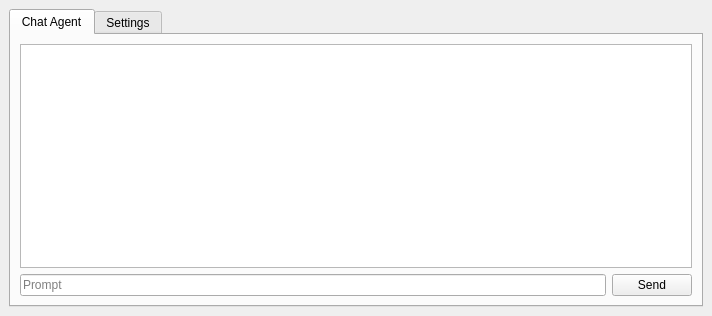
This is qgpt_agent_dockwidget_base.ui in momaabna/QGPTAgent as Qt 5 draws it before an edit. The edited form follows.
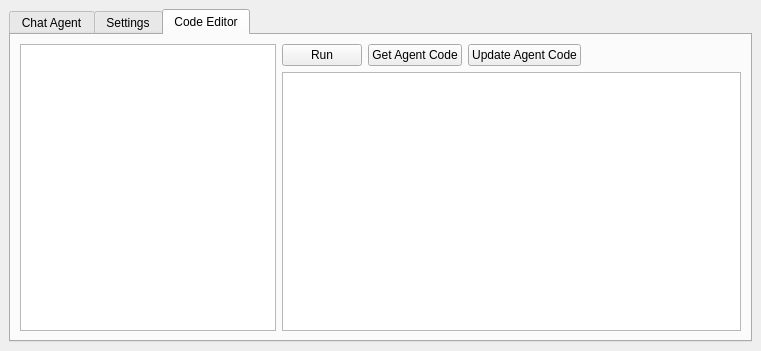
This is the edited form. The open tabs and pages were chosen to show the change. Custom widgets are drawn as their Qt base class.

```diff
--- a/qgpt_agent_dockwidget_base.ui
+++ b/qgpt_agent_dockwidget_base.ui
@@ -6,8 +6,8 @@
    <rect>
     <x>0</x>
     <y>0</y>
-    <width>712</width>
-    <height>316</height>
+    <width>761</width>
+    <height>351</height>
    </rect>
   </property>
   <property name="windowTitle">
@@ -15,7 +15,7 @@
   </property>
   <widget class="QWidget" name="dockWidgetContents">
    <layout class="QGridLayout" name="gridLayout">
-    <item row="0" column="0">
+    <item row="0" column="1">
      <widget class="QTabWidget" name="tabWidget">
       <property name="currentIndex">
        <number>0</number>
@@ -78,15 +78,10 @@
        <attribute name="title">
         <string>Settings</string>
        </attribute>
-       <widget class="QWidget" name="layoutWidget">
-        <property name="geometry">
-         <rect>
-          <x>20</x>
-          <y>10</y>
-          <width>571</width>
-          <height>28</height>
-         </rect>
-        </property>
+       <layout class="QVBoxLayout" name="verticalLayout_6">
+        <item>
+         <layout class="QVBoxLayout" name="verticalLayout_5">
+          <item>
         <layout class="QHBoxLayout" name="horizontalLayout_2">
          <item>
           <widget class="QLabel" name="label">
@@ -106,16 +101,8 @@
           </widget>
          </item>
         </layout>
-       </widget>
-       <widget class="QWidget" name="layoutWidget">
-        <property name="geometry">
-         <rect>
-          <x>21</x>
-          <y>40</y>
-          <width>571</width>
-          <height>28</height>
-         </rect>
-        </property>
+          </item>
+          <item>
         <layout class="QHBoxLayout" name="horizontalLayout_3">
          <item>
           <widget class="QLabel" name="label_2">
@@ -148,16 +135,8 @@
           </widget>
          </item>
         </layout>
-       </widget>
-       <widget class="QWidget" name="layoutWidget">
-        <property name="geometry">
-         <rect>
-          <x>20</x>
-          <y>80</y>
-          <width>593</width>
-          <height>26</height>
-         </rect>
-        </property>
+          </item>
+          <item>
         <layout class="QHBoxLayout" name="horizontalLayout_4">
          <item>
           <widget class="QLabel" name="label_3">
@@ -214,20 +193,111 @@
           </spacer>
          </item>
         </layout>
-       </widget>
+          </item>
+          <item>
        <widget class="QLabel" name="label_4">
-        <property name="geometry">
-         <rect>
-          <x>560</x>
-          <y>120</y>
-          <width>31</width>
-          <height>18</height>
-         </rect>
-        </property>
         <property name="text">
          <string>&lt;a href=&quot;https://github.com/momaabna/QGPTAgent/&quot;&gt;Doc &lt;/a&gt;</string>
         </property>
        </widget>
+          </item>
+          <item>
+           <spacer name="verticalSpacer">
+            <property name="orientation">
+             <enum>Qt::Vertical</enum>
+            </property>
+            <property name="sizeHint" stdset="0">
+             <size>
+              <width>20</width>
+              <height>40</height>
+             </size>
+            </property>
+           </spacer>
+          </item>
+         </layout>
+        </item>
+       </layout>
+      </widget>
+      <widget class="QWidget" name="codeEditor">
+       <property name="enabled">
+        <bool>true</bool>
+       </property>
+       <property name="sizePolicy">
+        <sizepolicy hsizetype="Expanding" vsizetype="Expanding">
+         <horstretch>0</horstretch>
+         <verstretch>0</verstretch>
+        </sizepolicy>
+       </property>
+       <attribute name="title">
+        <string>Code Editor</string>
+       </attribute>
+       <layout class="QVBoxLayout" name="verticalLayout_4">
+        <item>
+         <layout class="QHBoxLayout" name="horizontalLayout_6">
+          <item>
+           <widget class="QListWidget" name="codeList">
+            <property name="sizePolicy">
+             <sizepolicy hsizetype="Maximum" vsizetype="Expanding">
+              <horstretch>0</horstretch>
+              <verstretch>0</verstretch>
+             </sizepolicy>
+            </property>
+            <property name="maximumSize">
+             <size>
+              <width>16777200</width>
+              <height>16777215</height>
+             </size>
+            </property>
+           </widget>
+          </item>
+          <item>
+           <layout class="QVBoxLayout" name="verticalLayout_3">
+            <item>
+             <layout class="QHBoxLayout" name="horizontalLayout_5">
+              <item>
+               <widget class="QPushButton" name="runButton">
+                <property name="text">
+                 <string>Run</string>
+                </property>
+               </widget>
+              </item>
+              <item>
+               <widget class="QPushButton" name="getCodeButton">
+                <property name="text">
+                 <string>Get Agent Code</string>
+                </property>
+               </widget>
+              </item>
+              <item>
+               <widget class="QPushButton" name="updateButton">
+                <property name="text">
+                 <string>Update Agent Code</string>
+                </property>
+               </widget>
+              </item>
+              <item>
+               <spacer name="horizontalSpacer_3">
+                <property name="orientation">
+                 <enum>Qt::Horizontal</enum>
+                </property>
+                <property name="sizeHint" stdset="0">
+                 <size>
+                  <width>40</width>
+                  <height>20</height>
+                 </size>
+                </property>
+               </spacer>
+              </item>
+             </layout>
+            </item>
+            <item>
+             <widget class="QTextEdit" name="codeEdit"/>
+            </item>
+           </layout>
+          </item>
+         </layout>
+        </item>
+       </layout>
       </widget>
      </widget>
     </item>
```
Lines whose indentation alone changed are shown as unchanged.
